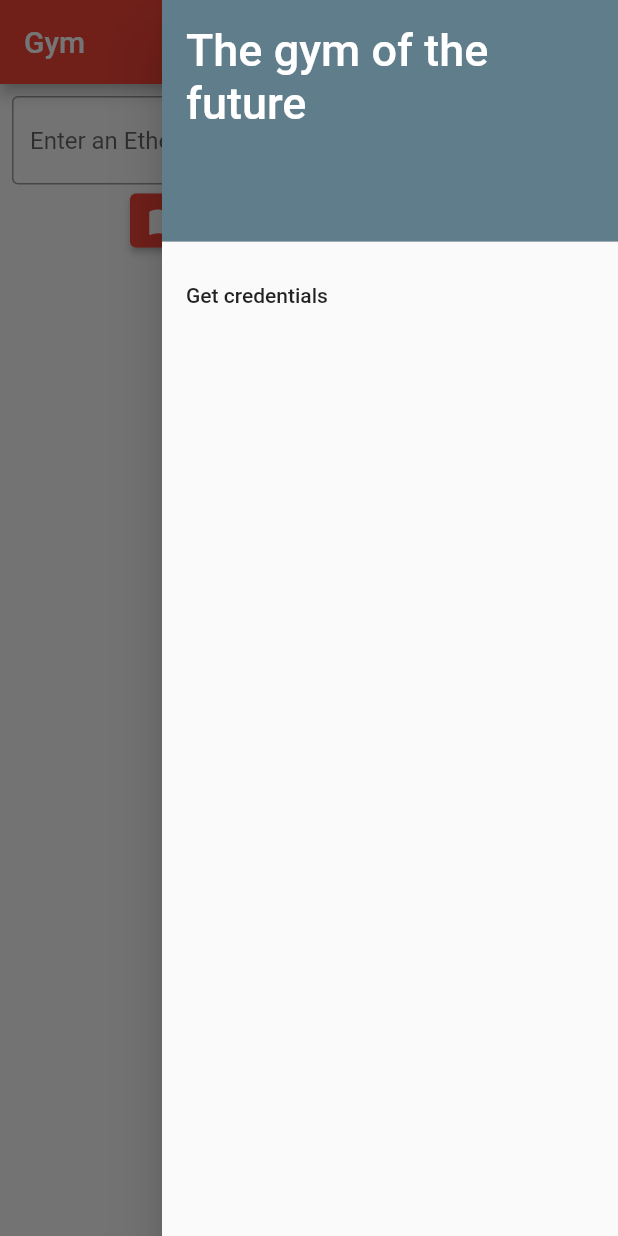
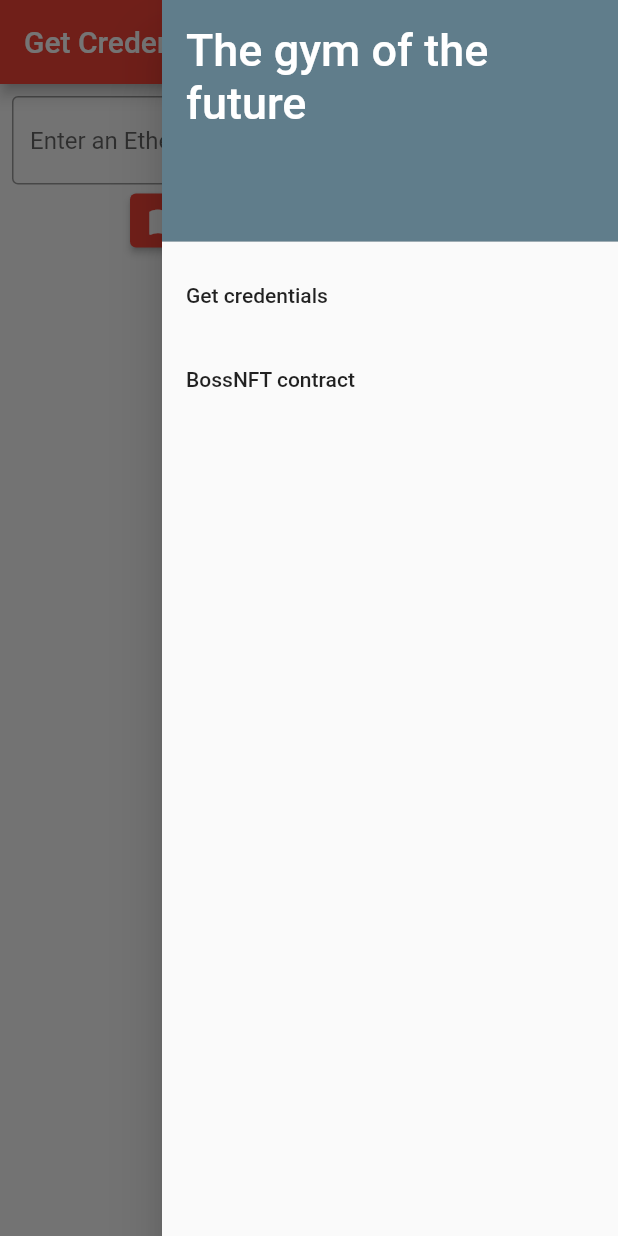
Before and after one commit to SimoneBuranti/Blockchain_and_Distributed_Ledger_Project_2023, a Flutter app: the screen it shows after launch, with the side drawer open, on a phone screen of 412 x 824 dp. Run offline on Flutter 3.47's test engine with Material 2 defaults, Android fonts, the phone set to English and light mode, and no system bars; missing offline and left inert: dart_web3; project files that could hold a hidden picture were left out.

Commit message:
irrelevant changes

```diff
--- a/flutter/gym_app/lib/compontents/simple_form.dart
+++ b/flutter/gym_app/lib/compontents/simple_form.dart
@@ -1,15 +1,14 @@
 import 'package:flutter/material.dart';
 
-import 'dart:developer' as devtools;
 
 /// It's just a [TextField] with a button to submit.
 class SimpleForm extends StatefulWidget {
 
-  SimpleForm({Key? key, required this.onSubmit, required this.label, this.hint = 'Enter an Etherium address in Hex'}) : super(key: key);
+  const SimpleForm({Key? key, required this.onSubmit, required this.label, required this.hint}) : super(key: key);
 
   final Function onSubmit;
   final String label;
-  String hint;
+  final String hint;
 
   @override
   State<SimpleForm> createState() => _SimpleFormState();
--- a/flutter/gym_app/lib/pages/get_credentials.dart
+++ b/flutter/gym_app/lib/pages/get_credentials.dart
@@ -2,7 +2,6 @@ import 'package:dart_web3/dart_web3.dart';
 import 'package:flutter/material.dart';
 
 import 'package:gym_app/compontents/simple_form.dart';
-import 'dart:developer' as devtools;
 
 import 'package:gym_app/model/credential_builder.dart';
 
@@ -35,6 +34,7 @@ class _GetCredentialsState extends State<GetCredentials> {
           SimpleForm(
             onSubmit: onSubmit,
             label: "Retrieve credentials from PK",
+            hint: 'Enter an Etherium address in Hex',
           ),
           Padding(
             padding: const EdgeInsets.all(12.0),
--- a/flutter/gym_app/lib/pages/home_page.dart
+++ b/flutter/gym_app/lib/pages/home_page.dart
@@ -12,7 +12,7 @@ class HomePage extends StatefulWidget {
 }
 
 class _HomePageState extends State<HomePage> {
-  String title = "Gym";
+  String title = "Get Credentials";
 
   int currentIndex = 0;
 
@@ -53,7 +53,14 @@ class _HomePageState extends State<HomePage> {
                 "Go to get credentials",
                 name: runtimeType.toString(),
               );
-              setPage(title: "Credentials", newIndex: 1);
+              setPage(title: "Credentials", newIndex: 0);
+              Navigator.pop(context);
+            },
+          ),
+          ListTile(
+            title: const Text("BossNFT contract"),
+            onTap: () {
+              setPage(title: "BossNFT", newIndex: 1);
               Navigator.pop(context);
             },
           ),
```
